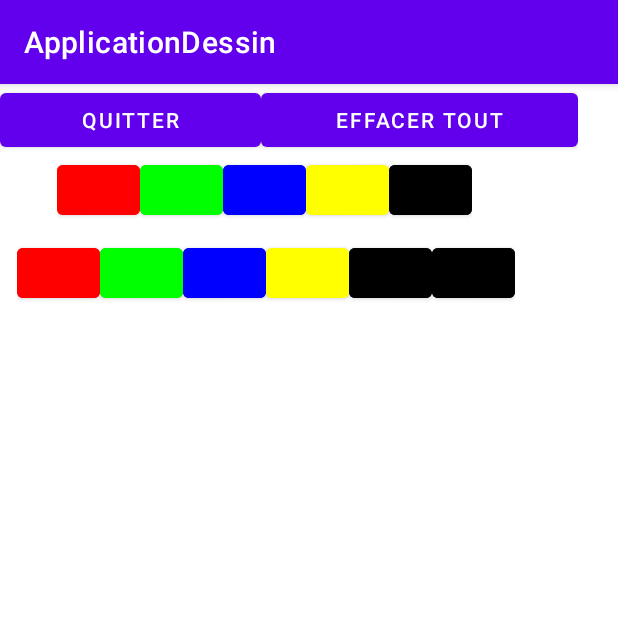
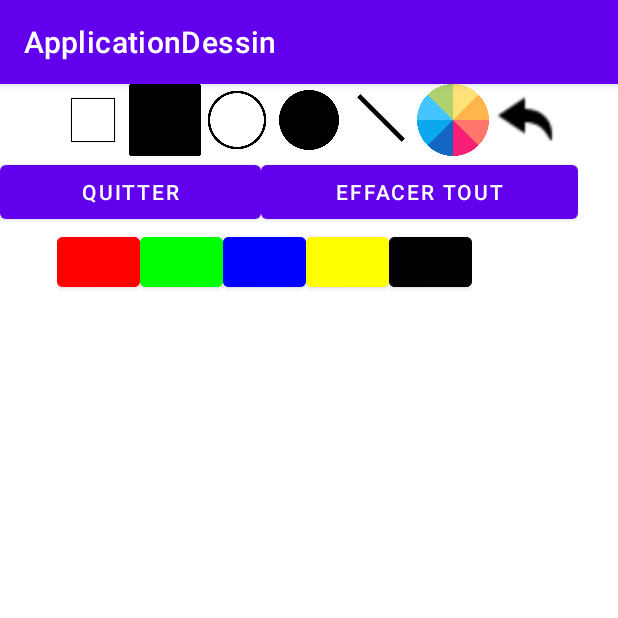
Before and after one commit to Eralupus/ApplicationDessin, an Android app: the DessinActivity screen opened directly, with no data from a screen before it, on a phone screen of 412 x 824 dp, the top half of it. Run offline under Robolectric (Android 15) with nearby library versions, the phone set to English and light mode, and no system bars.

Commit message:
Ajout des boutons

```diff
--- a/app/src/main/java/com/example/applicationdessin/DessinActivity.java
+++ b/app/src/main/java/com/example/applicationdessin/DessinActivity.java
@@ -7,12 +7,19 @@ import android.graphics.Color;
 import android.graphics.Paint;
 import android.graphics.Path;
 import android.graphics.Rect;
+import android.widget.ImageButton;
 import android.os.Build;
 import android.os.Bundle;
 import android.util.Log;
 import android.view.View;
 import android.view.MotionEvent;
 import android.widget.FrameLayout;
+import android.graphics.Color;
+import android.os.Bundle;
+import android.view.View;
+import android.widget.ImageButton;
+import android.widget.LinearLayout;
+import android.widget.RelativeLayout;
 
 
 import androidx.appcompat.app.AppCompatActivity;
@@ -25,6 +32,13 @@ public class DessinActivity extends AppCompatActivity {
     private Canvas mCanvas,mTempCanvas;
     private Paint paint;
 
+    private ImageButton btnCarre;
+    private ImageButton btnCarrePlein;
+    private ImageButton btnCercle;
+    private ImageButton btnCerclePlein;
+    private ImageButton btnLigne;
+    private ImageButton btnChoixCouleur;
+    private ImageButton btnUndo;
 
     protected void onCreate(Bundle savedInstanceState) {
         super.onCreate(savedInstanceState);
@@ -42,6 +56,15 @@ public class DessinActivity extends AppCompatActivity {
         mCanvas = new Canvas(mBitmap);
         mTempBitmap = Bitmap.createBitmap(width, height, Bitmap.Config.ARGB_8888);
         mTempCanvas = new Canvas(mTempBitmap);
+
+        /* Récupère les IDS des éléments de la vue */
+        this.btnChoixCouleur = findViewById(R.id.btnChromatique);
+        this.btnUndo = findViewById(R.id.btnUndo);
+        this.btnCarre = findViewById(R.id.btnCarre);
+        this.btnCarre = findViewById(R.id.btnCarrePlein);
+        this.btnCercle = findViewById(R.id.btnCercle);
+        this.btnCercle = findViewById(R.id.btnCerclePlein);
+        this.btnLigne = findViewById(R.id.btnLigne);
     }
 
 
@@ -55,13 +78,43 @@ public class DessinActivity extends AppCompatActivity {
 
     }
 
+    public void setCarre (View view)
+    {
+        this.whatIdraw.setCarre(view);
+    }
 
+    public void setCarrePlein (View view)
+    {
+        this.whatIdraw.setCarrePlein(view);
+    }
 
+    public void setCercle (View view)
+    {
+        this.whatIdraw.setCercle(view);
+    }
+
+    public void setCerclePlein (View view)
+    {
+        this.whatIdraw.setCerclePlein(view);
+    }
+
+    public void setLigne (View view)
+    {
+        this.whatIdraw.setLigne(view);
+    }
+
+    public void choisirCouleur(View view)
+    {
+        //this.whatIdraw.choisirCouleur(view);
+    }
+
+    public void undo(View view)
+    {
+        this.whatIdraw.undo(view);
+    }
     public void quitter(View view) {
         finish();
     }
-
-
     class ViewDraw extends View implements View.OnTouchListener, View.OnClickListener
     {
         private Path path = new Path();
@@ -69,7 +122,7 @@ public class DessinActivity extends AppCompatActivity {
         private final int TOOL_ROUND     = 2;
         private final int TOOL_GOMME     = 3;
         private final int TOOL_TRACE     = 4;
-        private final int currentTool = TOOL_RECTANGLE;
+        private int currentTool = TOOL_RECTANGLE;
 
         private float xA;
         private float yA;
@@ -91,6 +144,22 @@ public class DessinActivity extends AppCompatActivity {
             paint.setStrokeCap(Paint.Cap.ROUND);
         }
 
+        private void openColorPicker(){
+            /*AmbilWarnaDialog colorPicker = new AmbilWarnaDialog(this, defaultColor, new AmbilWarnaDialog.OnAmbilWarnaListener() {
+                @Override
+                public void onCancel(AmbilWarnaDialog dialog) {
+
+                }
+
+                @Override
+                public void onOk(AmbilWarnaDialog dialog, int color) {
+                    defaultColor = color;
+                    linearLayout.setBackgroundColor(defaultColor);
+                }
+            });
+            colorPicker.show();*/
+        }
+
         @Override
         protected void onSizeChanged(int w, int h, int oldw, int oldh) {
             super.onSizeChanged(w, h, oldw, oldh);
@@ -102,6 +171,46 @@ public class DessinActivity extends AppCompatActivity {
         @Override
         public void onClick(View view) {
             Log.d("Tag","On Click");
+
+        }
+
+        public void setCarre (View view)
+        {
+            this.currentTool = TOOL_RECTANGLE;
+            paint.setStyle(Paint.Style.STROKE);
+        }
+
+        public void setCarrePlein (View view)
+        {
+            this.currentTool = TOOL_RECTANGLE;
+            paint.setStyle(Paint.Style.FILL_AND_STROKE);
+        }
+
+        public void setCercle (View view)
+        {
+            this.currentTool = TOOL_ROUND;
+            paint.setStyle(Paint.Style.STROKE);
+        }
+
+        public void setCerclePlein (View view)
+        {
+            this.currentTool = TOOL_ROUND;
+            paint.setStyle(Paint.Style.FILL_AND_STROKE);
+        }
+
+        public void setLigne (View view)
+        {
+            this.currentTool = TOOL_TRACE;
+            paint.setStyle(Paint.Style.STROKE);
+        }
+
+        public void choisirCouleur (View view, int couleur)
+        {
+            //this.currentColor = couleur;
+        }
+
+        public void undo(View view)
+        {
 
         }
 
@@ -138,7 +247,7 @@ public class DessinActivity extends AppCompatActivity {
                             break;
                         case TOOL_ROUND:
                             Paint paintTemp2 = new Paint();
-                            paintTemp.setColor(Color.parseColor("#330000FF"));
+                            paintTemp2.setColor(Color.parseColor("#330000FF"));
                             if (Build.VERSION.SDK_INT >= Build.VERSION_CODES.LOLLIPOP) {
                                 mTempCanvas.drawOval(xA,yA,xB,yB,paintTemp2);
                             }
@@ -216,6 +325,4 @@ public class DessinActivity extends AppCompatActivity {
 
     public void noir(View view) {whatIdraw.setColor(Color.BLACK);}
 
-
-
 }
--- a/app/src/main/res/layout/activity_dessin.xml
+++ b/app/src/main/res/layout/activity_dessin.xml
@@ -7,6 +7,65 @@
     android:orientation="vertical"
     tools:context=".DessinActivity">
 
+
+    <LinearLayout
+        android:layout_width="match_parent"
+        android:layout_height="wrap_content"
+        android:orientation="horizontal"
+        android:gravity="center">
+
+        <ImageButton
+            android:id="@+id/btnCarre"
+            android:layout_width="48dp"
+            android:layout_height="48dp"
+            android:background="@drawable/carrevide"
+            android:onClick="setCarre"/>
+
+        <ImageButton
+            android:id="@+id/btnCarrePlein"
+            android:layout_width="48dp"
+            android:layout_height="48dp"
+            android:background="@drawable/carreplein"
+            android:onClick="setCarrePlein"/>
+
+        <ImageButton
+            android:id="@+id/btnCercle"
+            android:layout_width="48dp"
+            android:layout_height="48dp"
+            android:background="@drawable/cerclevide"
+            android:onClick="setCercle"/>
+
+        <ImageButton
+            android:id="@+id/btnCerclePlein"
+            android:layout_width="48dp"
+            android:layout_height="48dp"
+            android:background="@drawable/cercleplein"
+            android:onClick="setCerclePlein"/>
+
+        <ImageButton
+            android:id="@+id/btnLigne"
+            android:layout_width="48dp"
+            android:layout_height="48dp"
+            android:background="@drawable/ligne"
+            android:onClick="setLigne"/>
+
+        <ImageButton
+            android:id="@+id/btnChromatique"
+            android:contentDescription="btnColor"
+            android:layout_width="48dp"
+            android:layout_height="48dp"
+            android:background="@drawable/chromatique"
+            android:onClick="choisirCouleur"/>
+
+        <ImageButton
+            android:id="@+id/btnUndo"
+            android:contentDescription="btnUndo"
+            android:layout_width="48dp"
+            android:layout_height="48dp"
+            android:background="@drawable/undo"
+            android:onClick="undo"/>
+
+    </LinearLayout>
 
     <LinearLayout
         android:layout_width="wrap_content"
@@ -70,49 +129,6 @@
         android:layout_height="15px"
         android:background="@color/white" />
 
-
-    <LinearLayout
-        android:layout_width="wrap_content"
-        android:layout_height="wrap_content"
-        android:layout_marginLeft="11dp"
-        android:orientation="horizontal">
-
-        <Button
-            android:layout_width="55dp"
-            android:layout_height="45dp"
-            android:backgroundTint="@color/red"
-            android:onClick="rouge" />
-
-        <Button
-            android:layout_width="55dp"
-            android:layout_height="45dp"
-            android:backgroundTint="@color/green"
-            android:onClick="vert" />
-
-        <Button
-            android:layout_width="55dp"
-            android:layout_height="45dp"
-            android:backgroundTint="@color/blue"
-            android:onClick="bleu" />
-
-        <Button
-            android:layout_width="55dp"
-            android:layout_height="45dp"
-            android:backgroundTint="@color/yellow"
-            android:onClick="jaune" />
-
-        <Button
-            android:layout_width="55dp"
-            android:layout_height="45dp"
-            android:backgroundTint="@color/black"
-            android:onClick="noir" />
-        <Button
-            android:layout_width="55dp"
-            android:layout_height="45dp"
-            android:backgroundTint="@color/black"
-            android:onClick="noir" />
-
-    </LinearLayout>
     <FrameLayout
         android:id="@+id/custom_view_container"
         android:layout_width="match_parent"
```
Also changed, not shown: app/src/main/res/drawable/carreplein.png (added), app/src/main/res/drawable/carrevide.png (added), app/src/main/res/drawable/cercleplein.png (added), app/src/main/res/drawable/cerclevide.png (added), app/src/main/res/drawable/chromatique.png (added), app/src/main/res/drawable/ligne.png (added), app/src/main/res/drawable/outil.png (added), app/src/main/res/drawable/popup.png (added), app/src/main/res/drawable/undo.png (added).
